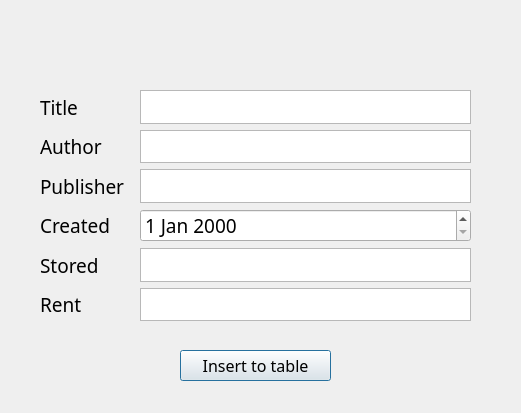
yewl1110/opensourceSW, file final_BookManagement/BookManagement/adddialog.ui: the form before one commit.
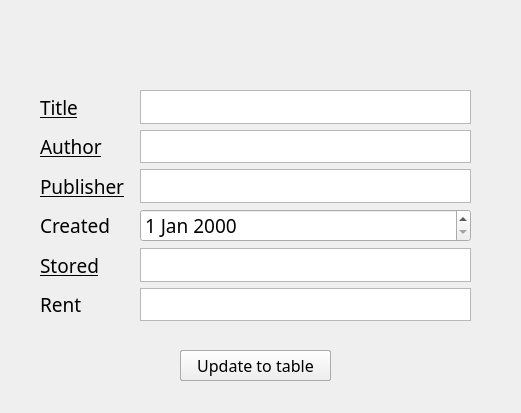
The form after the commit.

The edit to the form file:
```diff
--- a/final_BookManagement/BookManagement/adddialog.ui
+++ b/final_BookManagement/BookManagement/adddialog.ui
@@ -132,7 +132,11 @@
         <family>맑은 고딕</family>
         <pointsize>14</pointsize>
         <weight>50</weight>
+        <italic>false</italic>
         <bold>false</bold>
+        <underline>true</underline>
+        <strikeout>false</strikeout>
+        <kerning>false</kerning>
        </font>
       </property>
       <property name="text">
@@ -146,6 +150,10 @@
        <font>
         <family>맑은 고딕</family>
         <pointsize>14</pointsize>
+        <italic>false</italic>
+        <underline>true</underline>
+        <strikeout>false</strikeout>
+        <kerning>false</kerning>
        </font>
       </property>
       <property name="text">
@@ -159,6 +167,10 @@
        <font>
         <family>맑은 고딕</family>
         <pointsize>14</pointsize>
+        <italic>false</italic>
+        <underline>true</underline>
+        <strikeout>false</strikeout>
+        <kerning>false</kerning>
        </font>
       </property>
       <property name="text">
@@ -185,6 +197,10 @@
        <font>
         <family>맑은 고딕</family>
         <pointsize>14</pointsize>
+        <italic>false</italic>
+        <underline>true</underline>
+        <strikeout>false</strikeout>
+        <kerning>false</kerning>
        </font>
       </property>
       <property name="text">
@@ -207,6 +223,25 @@
     </item>
    </layout>
   </widget>
+  <widget class="QPushButton" name="updateButton">
+   <property name="geometry">
+    <rect>
+     <x>180</x>
+     <y>350</y>
+     <width>151</width>
+     <height>31</height>
+    </rect>
+   </property>
+   <property name="font">
+    <font>
+     <family>맑은 고딕</family>
+     <pointsize>12</pointsize>
+    </font>
+   </property>
+   <property name="text">
+    <string>Update to table</string>
+   </property>
+  </widget>
  </widget>
  <resources/>
  <connections/>
```
Left out of the diff: 2 changed lines with no effect on the pictures.
